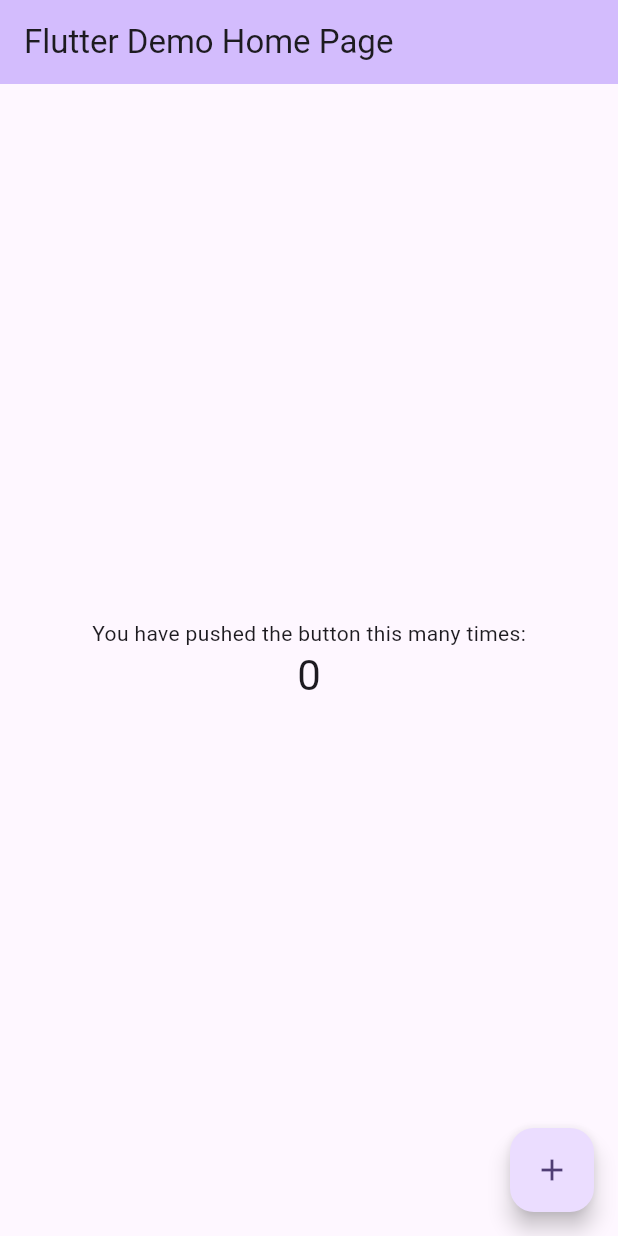
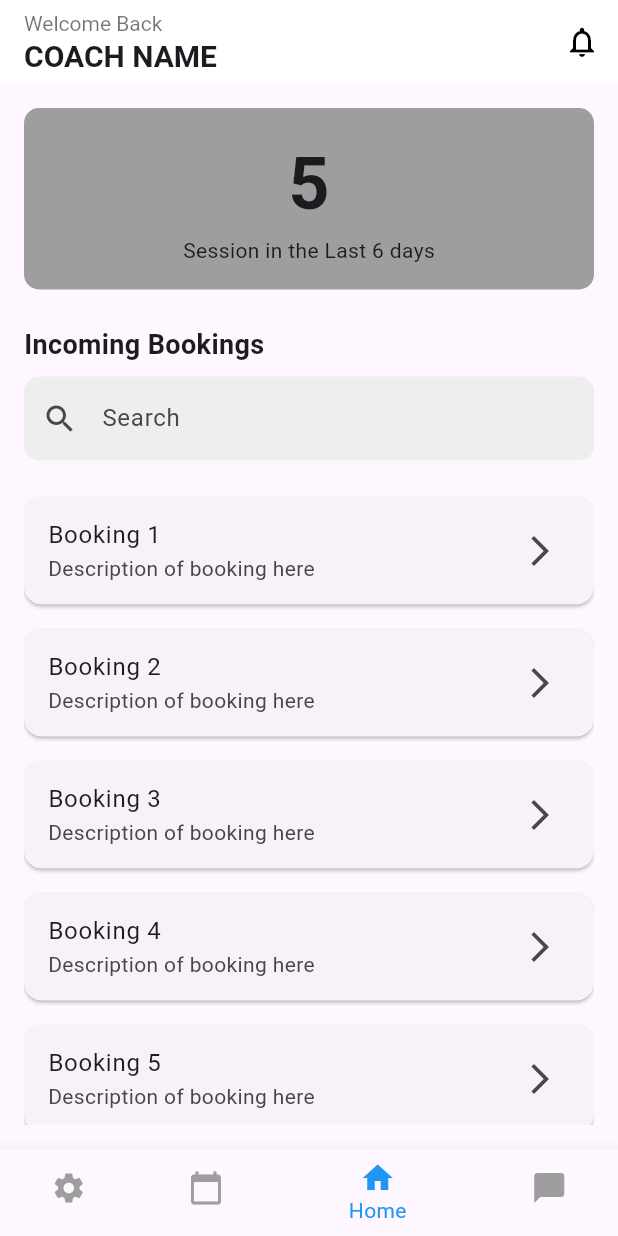
Before and after one commit to OppaiMilk/FitQuest, a Flutter app: the screen it shows after launch, on a phone screen of 412 x 824 dp. Run offline on Flutter 3.47's test engine with Material 3 defaults, Android fonts, the phone set to English and light mode, and no system bars.

Commit message:
coach homepage screen UI

```diff
--- /dev/null
+++ b/lib/features/screens/coach_home_screen.dart
@@ -0,0 +1,122 @@
+import 'package:flutter/material.dart';
+
+class CoachHomePage extends StatelessWidget {
+  const CoachHomePage({super.key});
+
+  @override
+  Widget build(BuildContext context) {
+    return Scaffold(
+      appBar: AppBar(
+        title: const Row(
+          crossAxisAlignment: CrossAxisAlignment.start,
+          children: [
+            Column(
+              crossAxisAlignment: CrossAxisAlignment.start,
+              children: [
+                Text(
+                  "Welcome Back",
+                  style: TextStyle(fontSize: 14, color: Colors.black54),
+                ),
+                Text(
+                  'COACH NAME',
+                  style: TextStyle(fontSize: 20, fontWeight: FontWeight.bold),
+                ),
+              ],
+            ),
+          ],
+        ),
+        backgroundColor: Colors.white,
+        actions: [
+          IconButton(
+            icon: const Icon(Icons.notifications_none),
+            color: Colors.black,
+            onPressed: () {},
+          )
+        ],
+      ),
+      body: Padding(
+        padding: const EdgeInsets.all(16.0),
+        child: Column(
+          crossAxisAlignment: CrossAxisAlignment.start,
+          children: [
+            Container(
+              width: 400,
+              padding: const EdgeInsets.all(16),
+              decoration: BoxDecoration(
+                color: Colors.grey,
+                borderRadius: BorderRadius.circular(10),
+              ),
+              child: const Column(
+                children: [
+                  Text(
+                    '5',
+                    style: TextStyle(fontSize: 48, fontWeight: FontWeight.bold),
+                  ),
+                  Text('Session in the Last 6 days'),
+                ],
+              ),
+            ),
+            const SizedBox(height: 24),
+            const Text(
+              'Incoming Bookings',
+              style: TextStyle(fontSize: 18, fontWeight: FontWeight.bold),
+            ),
+            const SizedBox(height: 8),
+            TextField(
+              decoration: InputDecoration(
+                hintText: 'Search',
+                prefixIcon: const Icon(Icons.search),
+                border: OutlineInputBorder(
+                  borderRadius: BorderRadius.circular(10),
+                  borderSide: BorderSide.none,
+                ),
+                filled: true,
+                fillColor: Colors.grey[200],
+              ),
+            ),
+            const SizedBox(height: 16),
+            Expanded(
+                child: ListView.builder(
+              itemCount: 5,
+              itemBuilder: (context, index) {
+                return Card(
+                  margin: const EdgeInsets.symmetric(vertical: 8),
+                  child: ListTile(
+                    title: Text('Booking ${index + 1}'),
+                    subtitle: const Text('Description of booking here'),
+                    trailing: const Icon(Icons.arrow_forward_ios),
+                    onTap: () {},
+                  ),
+                );
+              },
+            ))
+          ],
+        ),
+      ),
+      bottomNavigationBar: BottomNavigationBar(
+        items: const [
+          BottomNavigationBarItem(
+            icon: Icon(Icons.settings),
+            label: 'Settings',
+          ),
+          BottomNavigationBarItem(
+            icon: Icon(Icons.calendar_today),
+            label: 'Calendar',
+          ),
+          BottomNavigationBarItem(
+            icon: Icon(Icons.home),
+            label: 'Home',
+          ),
+          BottomNavigationBarItem(
+            icon: Icon(Icons.chat_bubble),
+            label: 'Chat',
+          ),
+        ],
+        currentIndex: 2,
+        selectedItemColor: Colors.blue,
+        unselectedItemColor: Colors.grey,
+        onTap: (index) {},
+      ),
+    );
+  }
+}
--- a/lib/main.dart
+++ b/lib/main.dart
@@ -1,125 +1,20 @@
 import 'package:flutter/material.dart';
 
+import 'features/screens/coach_home_screen.dart';
+
 void main() {
-  runApp(const MyApp());
+  runApp(MyApp());
 }
 
 class MyApp extends StatelessWidget {
-  const MyApp({super.key});
-
-  // This widget is the root of your application.
   @override
   Widget build(BuildContext context) {
     return MaterialApp(
-      title: 'Flutter Demo',
+      title: 'My Flutter App',
       theme: ThemeData(
-        // This is the theme of your application.
-        //
-        // TRY THIS: Try running your application with "flutter run". You'll see
-        // the application has a purple toolbar. Then, without quitting the app,
-        // try changing the seedColor in the colorScheme below to Colors.green
-        // and then invoke "hot reload" (save your changes or press the "hot
-        // reload" button in a Flutter-supported IDE, or press "r" if you used
-        // the command line to start the app).
-        //
-        // Notice that the counter didn't reset back to zero; the application
-        // state is not lost during the reload. To reset the state, use hot
-        // restart instead.
-        //
-        // This works for code too, not just values: Most code changes can be
-        // tested with just a hot reload.
-        colorScheme: ColorScheme.fromSeed(seedColor: Colors.deepPurple),
-        useMaterial3: true,
+        primarySwatch: Colors.blue,
       ),
-      home: const MyHomePage(title: 'Flutter Demo Home Page'),
+      home: CoachHomePage(),
     );
   }
 }
-
-class MyHomePage extends StatefulWidget {
-  const MyHomePage({super.key, required this.title});
-
-  // This widget is the home page of your application. It is stateful, meaning
-  // that it has a State object (defined below) that contains fields that affect
-  // how it looks.
-
-  // This class is the configuration for the state. It holds the values (in this
-  // case the title) provided by the parent (in this case the App widget) and
-  // used by the build method of the State. Fields in a Widget subclass are
-  // always marked "final".
-
-  final String title;
-
-  @override
-  State<MyHomePage> createState() => _MyHomePageState();
-}
-
-class _MyHomePageState extends State<MyHomePage> {
-  int _counter = 0;
-
-  void _incrementCounter() {
-    setState(() {
-      // This call to setState tells the Flutter framework that something has
-      // changed in this State, which causes it to rerun the build method below
-      // so that the display can reflect the updated values. If we changed
-      // _counter without calling setState(), then the build method would not be
-      // called again, and so nothing would appear to happen.
-      _counter++;
-    });
-  }
-
-  @override
-  Widget build(BuildContext context) {
-    // This method is rerun every time setState is called, for instance as done
-    // by the _incrementCounter method above.
-    //
-    // The Flutter framework has been optimized to make rerunning build methods
-    // fast, so that you can just rebuild anything that needs updating rather
-    // than having to individually change instances of widgets.
-    return Scaffold(
-      appBar: AppBar(
-        // TRY THIS: Try changing the color here to a specific color (to
-        // Colors.amber, perhaps?) and trigger a hot reload to see the AppBar
-        // change color while the other colors stay the same.
-        backgroundColor: Theme.of(context).colorScheme.inversePrimary,
-        // Here we take the value from the MyHomePage object that was created by
-        // the App.build method, and use it to set our appbar title.
-        title: Text(widget.title),
-      ),
-      body: Center(
-        // Center is a layout widget. It takes a single child and positions it
-        // in the middle of the parent.
-        child: Column(
-          // Column is also a layout widget. It takes a list of children and
-          // arranges them vertically. By default, it sizes itself to fit its
-          // children horizontally, and tries to be as tall as its parent.
-          //
-          // Column has various properties to control how it sizes itself and
-          // how it positions its children. Here we use mainAxisAlignment to
-          // center the children vertically; the main axis here is the vertical
-          // axis because Columns are vertical (the cross axis would be
-          // horizontal).
-          //
-          // TRY THIS: Invoke "debug painting" (choose the "Toggle Debug Paint"
-          // action in the IDE, or press "p" in the console), to see the
-          // wireframe for each widget.
-          mainAxisAlignment: MainAxisAlignment.center,
-          children: <Widget>[
-            const Text(
-              'You have pushed the button this many times:',
-            ),
-            Text(
-              '$_counter',
-              style: Theme.of(context).textTheme.headlineMedium,
-            ),
-          ],
-        ),
-      ),
-      floatingActionButton: FloatingActionButton(
-        onPressed: _incrementCounter,
-        tooltip: 'Increment',
-        child: const Icon(Icons.add),
-      ), // This trailing comma makes auto-formatting nicer for build methods.
-    );
-  }
-}
```
Also changed, not shown: 1 other file.
